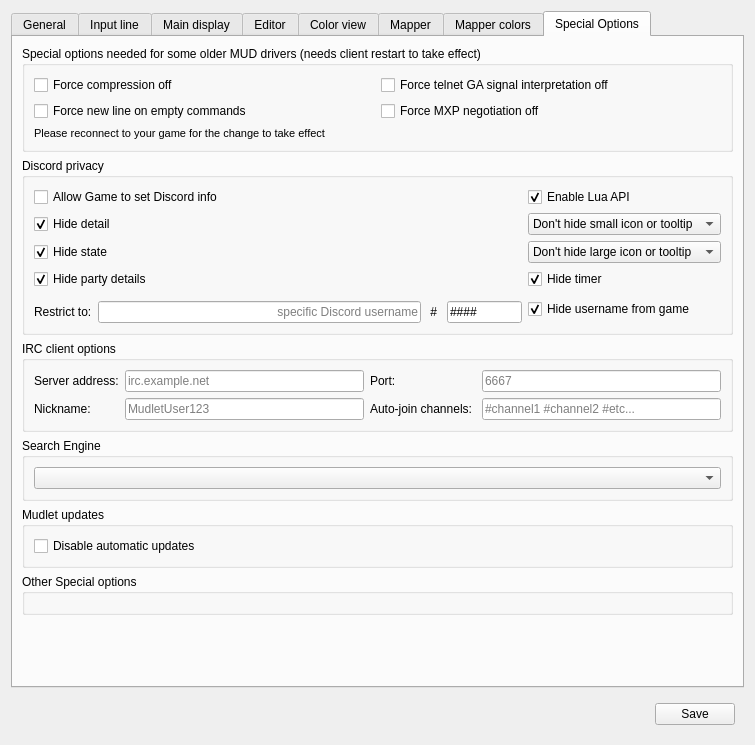
This is src/ui/profile_preferences.ui in vadi2/Mudlet as Qt 5 draws it before an edit. The edited form follows.
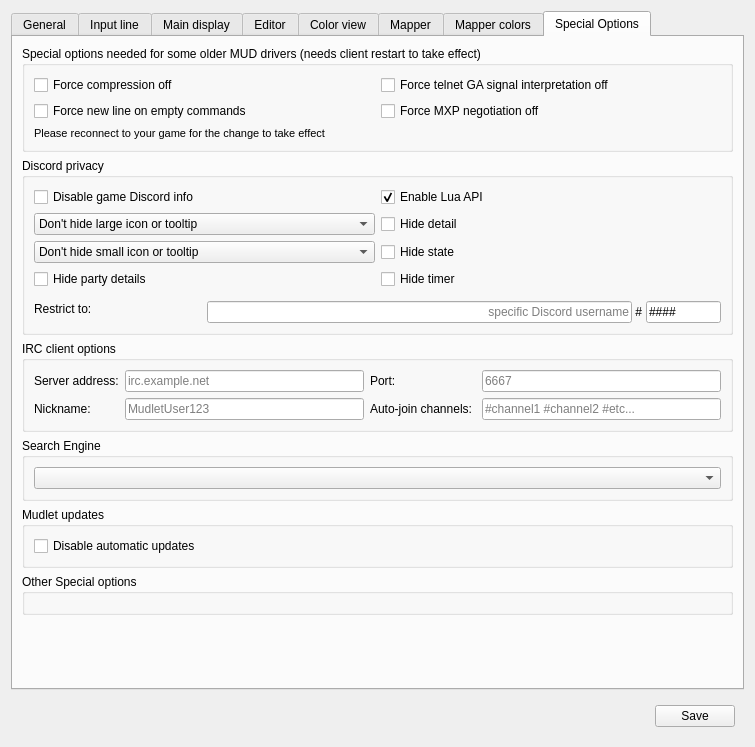
This is the edited form. Icons and pictures are not drawn. Custom widgets are drawn as their Qt base class.

Commit message: Organised privacy to have the same layout as Discord

Diff of the .ui file:
```diff
--- a/src/ui/profile_preferences.ui
+++ b/src/ui/profile_preferences.ui
@@ -7,7 +7,7 @@
     <x>0</x>
     <y>0</y>
     <width>755</width>
-    <height>745</height>
+    <height>747</height>
    </rect>
   </property>
   <property name="sizePolicy">
@@ -2255,34 +2255,33 @@
           <string>Discord privacy</string>
          </property>
          <layout class="QGridLayout" name="gridLayout_2">
-          <item row="3" column="0">
-           <widget class="QCheckBox" name="checkBox_discordServerAccessToPartyInfo">
-            <property name="text">
-             <string>Hide party details</string>
-            </property>
-            <property name="checked">
-             <bool>true</bool>
-            </property>
-           </widget>
-          </item>
-          <item row="1" column="0">
-           <widget class="QCheckBox" name="checkBox_discordServerAccessToDetail">
-            <property name="text">
-             <string>Hide detail</string>
-            </property>
-            <property name="checked">
-             <bool>true</bool>
-            </property>
-           </widget>
-          </item>
-          <item row="0" column="0">
+          <item row="0" column="0" colspan="2">
            <widget class="QCheckBox" name="checkBox_discordServerAccess">
             <property name="text">
-             <string>Allow Game to set Discord info</string>
+             <string>Disable game Discord info</string>
             </property>
            </widget>
           </item>
-          <item row="1" column="1">
+          <item row="1" column="0" colspan="2">
+           <widget class="QComboBox" name="comboBox_discordLargeIconPrivacy">
+            <item>
+             <property name="text">
+              <string>Don't hide large icon or tooltip</string>
+             </property>
+            </item>
+            <item>
+             <property name="text">
+              <string>Hide large icon tooltip</string>
+             </property>
+            </item>
+            <item>
+             <property name="text">
+              <string>Hide large icon and tooltip</string>
+             </property>
+            </item>
+           </widget>
+          </item>
+          <item row="2" column="0" colspan="2">
            <widget class="QComboBox" name="comboBox_discordSmallIconPrivacy">
             <item>
              <property name="text">
@@ -2301,7 +2300,14 @@
             </item>
            </widget>
           </item>
-          <item row="5" column="0">
+          <item row="3" column="0" colspan="2">
+           <widget class="QCheckBox" name="checkBox_discordServerAccessToPartyInfo">
+            <property name="text">
+             <string>Hide party details</string>
+            </property>
+           </widget>
+          </item>
+          <item row="4" column="0" rowspan="2" colspan="3">
            <widget class="QWidget" name="widget_discordUser" native="true">
             <property name="enabled">
              <bool>true</bool>
@@ -2326,6 +2332,14 @@
                </property>
               </widget>
              </item>
+            </layout>
+           </widget>
+          </item>
+          <item row="5" column="1" colspan="3">
+           <layout class="QHBoxLayout" name="horizontalLayout_4">
+            <property name="spacing">
+             <number>0</number>
+            </property>
              <item>
               <widget class="QLineEdit" name="lineEdit_discordUserName">
                <property name="alignment">
@@ -2346,7 +2360,7 @@
                </property>
               </widget>
              </item>
-             <item alignment="Qt::AlignLeft">
+            <item>
               <widget class="QLineEdit" name="lineEdit_discordUserDiscriminator">
                <property name="maximumSize">
                 <size>
@@ -2369,9 +2383,8 @@
               </widget>
              </item>
             </layout>
-           </widget>
           </item>
-          <item row="0" column="1">
+          <item row="0" column="2" colspan="2">
            <widget class="QCheckBox" name="checkBox_discordLuaAPI">
             <property name="text">
              <string>Enable Lua API</string>
@@ -2381,55 +2394,24 @@
             </property>
            </widget>
           </item>
-          <item row="3" column="1">
-           <widget class="QCheckBox" name="checkBox_discordServerAccessToTimerInfo">
+          <item row="1" column="2" colspan="2">
+           <widget class="QCheckBox" name="checkBox_discordServerAccessToDetail">
             <property name="text">
-             <string>Hide timer</string>
+             <string>Hide detail</string>
             </property>
-            <property name="checked">
-             <bool>true</bool>
-            </property>
            </widget>
           </item>
-          <item row="4" column="1" rowspan="2">
-           <widget class="QCheckBox" name="checkBox_discordServerAccessToUserName">
-            <property name="toolTip">
-             <string>Hide Discord username from the game</string>
-            </property>
-            <property name="text">
-             <string>Hide username from game</string>
-            </property>
-            <property name="checked">
-             <bool>true</bool>
-            </property>
-           </widget>
-          </item>
-          <item row="2" column="1">
-           <widget class="QComboBox" name="comboBox_discordLargeIconPrivacy">
-            <item>
-             <property name="text">
-              <string>Don't hide large icon or tooltip</string>
-             </property>
-            </item>
-            <item>
-             <property name="text">
-              <string>Hide large icon tooltip</string>
-             </property>
-            </item>
-            <item>
-             <property name="text">
-              <string>Hide large icon and tooltip</string>
-             </property>
-            </item>
-           </widget>
-          </item>
-          <item row="2" column="0">
+          <item row="2" column="2" colspan="2">
            <widget class="QCheckBox" name="checkBox_discordServerAccessToState">
             <property name="text">
              <string>Hide state</string>
             </property>
-            <property name="checked">
-             <bool>true</bool>
+           </widget>
+          </item>
+          <item row="3" column="2" colspan="2">
+           <widget class="QCheckBox" name="checkBox_discordServerAccessToTimerInfo">
+            <property name="text">
+             <string>Hide timer</string>
             </property>
            </widget>
           </item>
```
Lines whose indentation alone changed are shown as unchanged. The commit also changes 2 other files.
